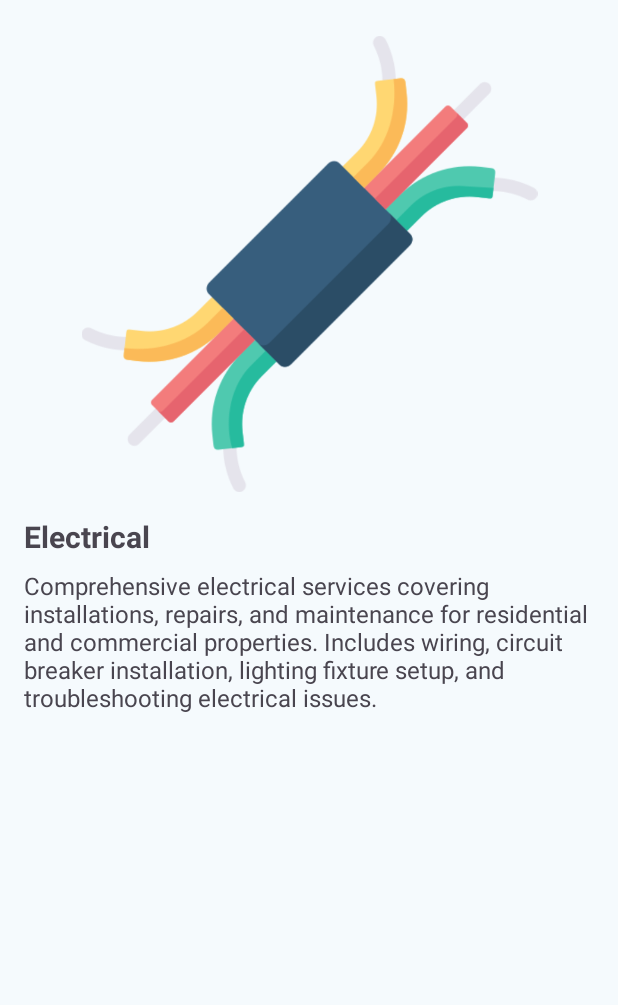
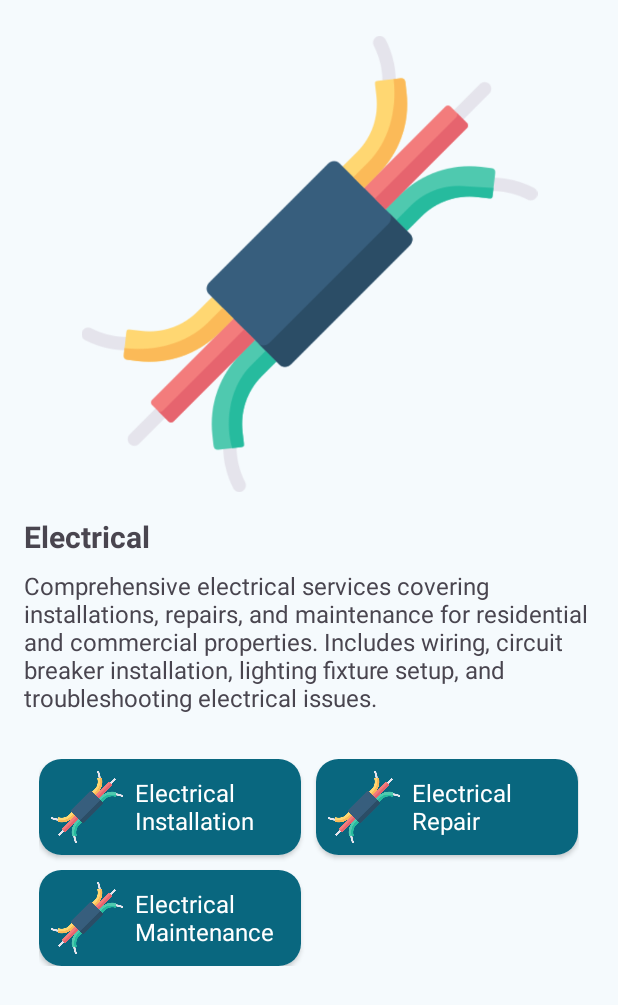
Before and after one commit to Satset-Project/Satset-Android, an Android app: the screen it shows after launch once a user with an empty profile is signed in (MainActivity), after a tap on "Electrical", on a phone screen of 412 x 824 dp. Shown: the top 1005 px of the screen. Run offline under Robolectric (Android 15) with nearby library versions, the phone set to English and light mode, and no system bars; our stand-ins replace Firebase (no records; nobody signed in at launch, a user with empty details on screens opened directly), navigation-ui.

Commit message:
[FEAT] More detail services for each category

```diff
--- a/app/src/main/java/com/tikorst/satset/data/Category.kt
+++ b/app/src/main/java/com/tikorst/satset/data/Category.kt
@@ -5,14 +5,19 @@ import com.tikorst.satset.R
 import kotlinx.parcelize.Parcelize
 
 @Parcelize
-class Category(var name: String,var description: String, var logoResId: Int) : Parcelable
+class Category(
+    var name: String,
+    var description:String,
+    var logoResId: Int,
+    var services: List<Service> = emptyList()
+) : Parcelable
 object CategoryData {
     val categoryList: List<Category>
         get() {
             val categories: MutableList<Category> = ArrayList()
-            categories.add(Category("Electrical", "Comprehensive electrical services covering installations, repairs, and maintenance for residential and commercial properties. Includes wiring, circuit breaker installation, lighting fixture setup, and troubleshooting electrical issues.", R.drawable.electrical))
-            categories.add(Category("Plumbing", "Extensive plumbing solutions encompassing water supply, drainage, and sewage systems. Services include pipe installations, leak repairs, drain cleaning, toilet and faucet maintenance, water heater installations, and sewer line upkeep.",R.drawable.plumbing))
-            categories.add(Category("Air Conditioner","Specialized services dedicated to ensuring optimal cooling and air quality within residential and commercial spaces. Technicians offer installation, repair, and maintenance exclusively for air conditioning units, addressing issues such as refrigerant leaks, compressor malfunctions, airflow restrictions, and thermostat irregularities." ,R.drawable.ac))
+            categories.add(Category("Electrical", "Comprehensive electrical services covering installations, repairs, and maintenance for residential and commercial properties. Includes wiring, circuit breaker installation, lighting fixture setup, and troubleshooting electrical issues.", R.drawable.electrical, ServicesData.electrical))
+            categories.add(Category("Plumbing", "Extensive plumbing solutions encompassing water supply, drainage, and sewage systems. Services include pipe installations, leak repairs, drain cleaning, toilet and faucet maintenance, water heater installations, and sewer line upkeep.",R.drawable.plumbing, ServicesData.plumbing))
+            categories.add(Category("Air Conditioner","Specialized services dedicated to ensuring optimal cooling and air quality within residential and commercial spaces. Technicians offer installation, repair, and maintenance exclusively for air conditioning units, addressing issues such as refrigerant leaks, compressor malfunctions, airflow restrictions, and thermostat irregularities." ,R.drawable.ac, ServicesData.ac))
 //            categories.add(Category("Carpentry","Professional carpentry services for residential and commercial properties, including furniture assembly, cabinet installation, door and window repairs, and custom woodwork. Carpenters are skilled in handling various wood types and finishes to meet client specifications.",R.drawable.carpentry))
 //            categories.add(Category("Painting","Expert painting services for interior and exterior surfaces of residential and commercial properties. Services include wall painting, ceiling painting, trim painting, and surface preparation. Painters use high-quality materials and techniques to ensure a flawless finish.",R.drawable.painting))
 //            categories.add(Category("Cleaning","Comprehensive cleaning services for residential and commercial properties, covering general cleaning, deep cleaning, and specialized cleaning tasks. Services include dusting, vacuuming, mopping, sanitizing, and disinfecting various surfaces and areas.",R.drawable.cleaning))
@@ -20,9 +25,120 @@ object CategoryData {
 //            categories.add(Category("Pest Control","Effective pest control services to eliminate and prevent infestations in residential and commercial properties. Services include inspection, treatment, and prevention of pests such as insects, rodents, termites, and bed bugs.",R.drawable.pest_control))
 //            categories.add(Category("Roofing","Comprehensive roofing services for residential and commercial properties, including installation, repair, and maintenance of roofing systems. Roofers address issues such as leaks, damage, and deterioration to ensure the structural integrity and longevity of the roof.",R.drawable.roofing))
 //            categories.add(Category("Security","Professional security services for residential and commercial properties, including alarm system installation, surveillance camera setup, access control systems, and security monitoring. Security experts provide customized solutions to enhance safety and protect against intruders.",R.drawable.security))
-            categories.add(Category("Computer", "Offering installation, repair, and maintenance for computers in both residential and commercial properties. This includes addressing a variety of computer issues, managing software updates, conducting hardware checks, and performing system optimizations.", R.drawable.computer))
-            categories.add(Category("Refrigerator", "Refrigerator services encompass installation, repair, and maintenance solutions for both residential and commercial settings. This category addresses various refrigerator concerns, including temperature management, ice maker repairs, and verification of door seals.", R.drawable.refrigerator))
-            categories.add(Category("Washing Machine", "Extensive washing machine services encompassing installations, repairs, and maintenance for both residential and commercial properties. This category includes addressing a wide range of washer issues, managing cycle control, conducting drum cleaning, and performing door seal checks.", R.drawable.washer))
+            categories.add(Category("Computer", "Offering installation, repair, and maintenance for computers in both residential and commercial properties. This includes addressing a variety of computer issues, managing software updates, conducting hardware checks, and performing system optimizations.", R.drawable.computer, ServicesData.computer))
+            categories.add(Category("Refrigerator", "Refrigerator services encompass installation, repair, and maintenance solutions for both residential and commercial settings. This category addresses various refrigerator concerns, including temperature management, ice maker repairs, and verification of door seals.", R.drawable.refrigerator, ServicesData.refrigerator))
+            categories.add(Category("Washing Machine", "Extensive washing machine services encompassing installations, repairs, and maintenance for both residential and commercial properties. This category includes addressing a wide range of washer issues, managing cycle control, conducting drum cleaning, and performing door seal checks.", R.drawable.washer, ServicesData.washer))
             return categories
         }
 }
+@Parcelize
+class Service(
+    var name: String,
+    var description:String,
+    var logoResId: Int
+) : Parcelable
+
+object ServicesData{
+    val plumbing: List<Service>
+        get(){
+            val services: MutableList<Service> = ArrayList()
+            services.add(Service("Plumbing Installation", "Professional installation of plumbing systems for residential and commercial properties. Includes pipe installations, fixture setup, water heater installation, and sewage system configuration.", R.drawable.electrical))
+            services.add(Service("Plumbing Repair", "Expert repair services for plumbing systems in residential and commercial properties. Includes fixing leaks, repairing pipes, unclogging drains, and addressing water pressure issues.", R.drawable.electrical))
+            services.add(Service("Plumbing Maintenance", "Comprehensive maintenance services for plumbing systems in residential and commercial properties. Includes regular inspections, cleaning, and upkeep to prevent issues and ensure proper functioning.", R.drawable.electrical))
+            return services
+        }
+    val electrical: List<Service>
+        get(){
+            val services: MutableList<Service> = ArrayList()
+            services.add(Service("Electrical Installation", "Professional installation of electrical systems for residential and commercial properties. Includes wiring, circuit breaker setup, lighting fixture installation, and electrical panel configuration.", R.drawable.electrical))
+            services.add(Service("Electrical Repair", "Expert repair services for electrical systems in residential and commercial properties. Includes troubleshooting, fixing wiring issues, repairing circuit breakers, and addressing lighting fixture problems.", R.drawable.electrical))
+            services.add(Service("Electrical Maintenance", "Comprehensive maintenance services for electrical systems in residential and commercial properties. Includes regular inspections, testing, and upkeep to ensure optimal performance and safety.", R.drawable.electrical))
+            return services
+        }
+    val ac: List<Service>
+        get(){
+            val services: MutableList<Service> = ArrayList()
+            services.add(Service("Air Conditioner Installation", "Professional installation of air conditioning units for residential and commercial properties. Includes setup, configuration, and testing to ensure optimal cooling and air quality.", R.drawable.electrical))
+            services.add(Service("Air Conditioner Repair", "Expert repair services for air conditioning units in residential and commercial properties. Includes fixing refrigerant leaks, repairing compressors, addressing airflow issues, and troubleshooting thermostat problems.", R.drawable.electrical))
+            services.add(Service("Air Conditioner Maintenance", "Comprehensive maintenance services for air conditioning units in residential and commercial properties. Includes regular inspections, cleaning, and upkeep to ensure efficient operation and extend the lifespan of the unit.", R.drawable.electrical))
+            return services
+        }
+    val computer: List<Service>
+        get() {
+            val services: MutableList<Service> = ArrayList()
+            services.add(
+                Service(
+                    "Computer Installation",
+                    "Professional installation of computer systems for residential and commercial properties. Includes hardware setup, software installation, network configuration, and system testing.",
+                    R.drawable.electrical
+                )
+            )
+            services.add(
+                Service(
+                    "Computer Repair",
+                    "Expert repair services for computer systems in residential and commercial properties. Includes diagnosing hardware issues, troubleshooting software problems, fixing connectivity errors, and optimizing system performance.",
+                    R.drawable.electrical
+                )
+            )
+            services.add(
+                Service(
+                    "Computer Maintenance",
+                    "Comprehensive maintenance services for computer systems in residential and commercial properties. Includes regular updates, virus scans, system checks, and performance optimizations to ensure smooth operation and data security.",
+                    R.drawable.electrical
+                )
+            )
+            return services
+        }
+    val refrigerator: List<Service>
+        get() {
+            val services: MutableList<Service> = ArrayList()
+            services.add(
+                Service(
+                    "Refrigerator Installation",
+                    "Professional installation of refrigerators for residential and commercial properties. Includes setup, configuration, temperature calibration, and testing to ensure proper cooling and food preservation.",
+                    R.drawable.electrical
+                )
+            )
+            services.add(
+                Service(
+                    "Refrigerator Repair",
+                    "Expert repair services for refrigerators in residential and commercial properties. Includes fixing temperature issues, repairing ice makers, addressing door seal problems, and troubleshooting cooling malfunctions.",
+                    R.drawable.electrical
+                )
+            )
+            services.add(
+                Service(
+                    "Refrigerator Maintenance",
+                    "Comprehensive maintenance services for refrigerators in residential and commercial properties. Includes cleaning, defrosting, checking door seals, and inspecting components to prevent breakdowns and ensure efficiency.",
+                    R.drawable.electrical
+                )
+            )
+            return services
+        }
+    val washer: List<Service>
+        get() {
+            val services: MutableList<Service> = ArrayList()
+            services.add(
+                Service(
+                    "Washing Machine Installation",
+                    "Professional installation of washing machines for residential and commercial properties. Includes setup, configuration, cycle calibration, and testing to ensure proper cleaning and fabric care.",
+                    R.drawable.electrical
+                )
+            )
+            services.add(
+                Service(
+                    "Washing Machine Repair",
+                    "Expert repair services for washing machines in residential and commercial properties. Includes fixing cycle control issues, repairing drum malfunctions, addressing door seal problems, and troubleshooting drainage errors.",
+                    R.drawable.electrical
+                )
+            )
+            services.add(
+                Service(
+                    "Washing Machine Maintenance",
+                    "Comprehensive maintenance services for washing machines in residential and commercial properties. Includes cleaning, descaling, checking door seals, and inspecting components to prevent breakdowns and ensure performance.",
+                    R.drawable.electrical
+                )
+            )
+            return services
+        }
+}
--- a/app/src/main/java/com/tikorst/satset/ui/home/detail/DetailCategory.kt
+++ b/app/src/main/java/com/tikorst/satset/ui/home/detail/DetailCategory.kt
@@ -6,13 +6,17 @@ import androidx.fragment.app.Fragment
 import android.view.LayoutInflater
 import android.view.View
 import android.view.ViewGroup
+import android.widget.GridView
 import androidx.lifecycle.findViewTreeViewModelStoreOwner
 import androidx.navigation.fragment.findNavController
 import com.google.android.material.bottomnavigation.BottomNavigationView
 import com.tikorst.satset.R
 import com.tikorst.satset.data.Category
+import com.tikorst.satset.data.CategoryData
+import com.tikorst.satset.data.Service
 import com.tikorst.satset.databinding.FragmentDetailCategoryBinding
 import com.tikorst.satset.databinding.FragmentHomeBinding
+import com.tikorst.satset.ui.home.CategoryAdapter
 
 // TODO: Rename parameter arguments, choose names that match
 // the fragment initialization parameters, e.g. ARG_ITEM_NUMBER
@@ -28,6 +32,9 @@ class DetailCategory : Fragment() {
     private var param1: Category? = null
     private var _binding: FragmentDetailCategoryBinding? = null
     private lateinit var navView: BottomNavigationView
+    private var servicesGridView: GridView? = null
+    private var categories: List<Service>? = null
+    private var categoryAdapter: ServicesAdapter? = null
     private val binding get() = _binding!!
     override fun onCreate(savedInstanceState: Bundle?) {
         super.onCreate(savedInstanceState)
@@ -52,6 +59,17 @@ class DetailCategory : Fragment() {
         binding.description.text = param1!!.description
         navView = requireActivity().findViewById(R.id.nav_view)
         navView.visibility = View.GONE
+        servicesGridView = binding.servicesGridView
+        categories = param1!!.services
+
+        categoryAdapter = ServicesAdapter(requireContext(), categories as ArrayList<Service>)
+        servicesGridView!!.setAdapter(categoryAdapter)
+
+        servicesGridView!!.setOnItemClickListener { parent, view, position, id -> // Handle item click here
+            val selectedService: Service = (categories as ArrayList<Service>).get(position)
+            val fragment =  ServicesFragment.newInstance(selectedService)
+            fragment.show(childFragmentManager, "service")
+        }
         return root
     }
 
--- /dev/null
+++ b/app/src/main/java/com/tikorst/satset/ui/home/detail/ServicesAdapter.kt
@@ -0,0 +1,49 @@
+package com.tikorst.satset.ui.home.detail
+
+
+import android.content.Context
+import android.view.LayoutInflater
+import android.view.View
+import android.view.ViewGroup
+import android.widget.BaseAdapter
+import android.widget.ImageView
+import android.widget.TextView
+import com.tikorst.satset.R
+import com.tikorst.satset.data.Category
+import com.tikorst.satset.data.Service
+
+
+class ServicesAdapter(context: Context, categories: List<Service>) :
+    BaseAdapter() {
+    private val mContext: Context = context
+    private val mCategories: List<Service> = categories
+
+    override fun getCount(): Int {
+        return mCategories.size
+    }
+
+    override fun getItem(position: Int): Any {
+        return mCategories[position]
+    }
+
+    override fun getItemId(position: Int): Long {
+        return position.toLong()
+    }
+
+    override fun getView(position: Int, convertView: View?, parent: ViewGroup?): View {
+        var convertView = convertView
+        if (convertView == null) {
+            convertView =
+                LayoutInflater.from(mContext).inflate(R.layout.grid_item_layout, parent, false)
+        }
+
+        val logoImageView = convertView!!.findViewById<ImageView>(R.id.categoryLogoImageView)
+        val nameTextView = convertView.findViewById<TextView>(R.id.categoryNameTextView)
+
+        val category = mCategories[position]
+        logoImageView.setImageResource(category.logoResId)
+        nameTextView.text = category.name
+
+        return convertView
+    }
+}
--- a/app/src/main/res/layout/fragment_detail_category.xml
+++ b/app/src/main/res/layout/fragment_detail_category.xml
@@ -39,6 +39,19 @@
         android:text="@string/hello_blank_fragment"
         app:layout_constraintTop_toBottomOf="@+id/title"
         android:layout_marginTop="8dp"/>
+    <GridView
+        android:id="@+id/servicesGridView"
+        android:layout_width="match_parent"
+        android:layout_height="wrap_content"
+        android:numColumns="2"
+        android:columnWidth="100dp"
+        android:verticalSpacing="10dp"
+        android:horizontalSpacing="10dp"
+        android:padding="10dp"
+        android:gravity="center"
+        android:layout_marginTop="20dp"
+        app:layout_constraintTop_toBottomOf="@id/description"
+        />
 
 
 
```
Also changed, not shown: app/src/main/java/com/tikorst/satset/ui/home/detail/ServicesFragment.kt (added, +117 -0 lines), app/src/main/res/layout/fragment_services.xml (added, +35 -0 lines).
